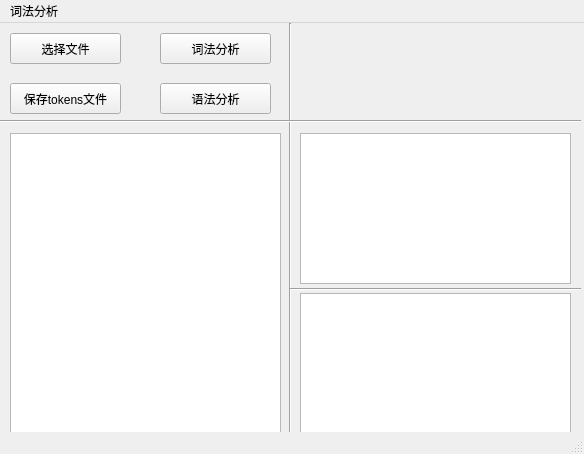
First picture: the form in Project/Gui/wings.ui, repository Miooo00/CompilationPrinciple, before the edit.
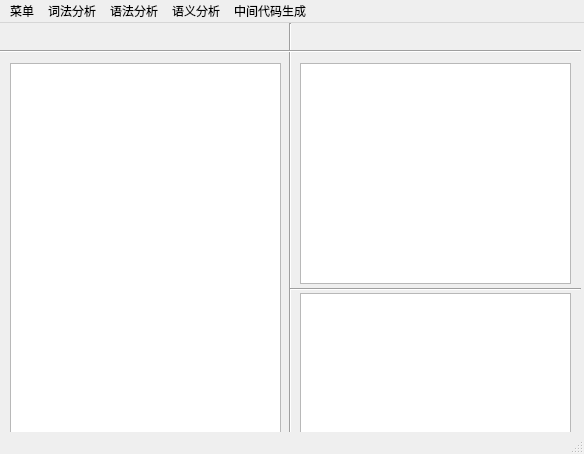
Second picture: the form after the edit.

Patch:
```diff
--- a/Project/Gui/wings.ui
+++ b/Project/Gui/wings.ui
@@ -37,9 +37,9 @@
     <property name="geometry">
      <rect>
       <x>300</x>
-      <y>110</y>
+      <y>40</y>
       <width>271</width>
-      <height>151</height>
+      <height>221</height>
      </rect>
     </property>
     <property name="font">
@@ -55,9 +55,9 @@
     <property name="geometry">
      <rect>
       <x>10</x>
-      <y>110</y>
+      <y>40</y>
       <width>271</width>
-      <height>301</height>
+      <height>371</height>
      </rect>
     </property>
     <property name="font">
@@ -76,7 +76,7 @@
     <property name="geometry">
      <rect>
       <x>0</x>
-      <y>90</y>
+      <y>20</y>
       <width>581</width>
       <height>16</height>
      </rect>
@@ -93,45 +93,6 @@
      <enum>Qt::Horizontal</enum>
     </property>
    </widget>
-   <widget class="QPushButton" name="lib1_selbt">
-    <property name="geometry">
-     <rect>
-      <x>10</x>
-      <y>10</y>
-      <width>111</width>
-      <height>31</height>
-     </rect>
-    </property>
-    <property name="text">
-     <string>选择文件</string>
-    </property>
-   </widget>
-   <widget class="QPushButton" name="lib1_svbt">
-    <property name="geometry">
-     <rect>
-      <x>10</x>
-      <y>60</y>
-      <width>111</width>
-      <height>31</height>
-     </rect>
-    </property>
-    <property name="text">
-     <string>保存tokens文件</string>
-    </property>
-   </widget>
-   <widget class="QPushButton" name="lib1_exebt">
-    <property name="geometry">
-     <rect>
-      <x>160</x>
-      <y>10</y>
-      <width>111</width>
-      <height>31</height>
-     </rect>
-    </property>
-    <property name="text">
-     <string>词法分析</string>
-    </property>
-   </widget>
    <widget class="QPlainTextEdit" name="lib1_des_text2">
     <property name="geometry">
      <rect>
@@ -166,19 +127,6 @@
      <enum>Qt::Horizontal</enum>
     </property>
    </widget>
-   <widget class="QPushButton" name="lib1_exebt1">
-    <property name="geometry">
-     <rect>
-      <x>160</x>
-      <y>60</y>
-      <width>111</width>
-      <height>31</height>
-     </rect>
-    </property>
-    <property name="text">
-     <string>语法分析</string>
-    </property>
-   </widget>
   </widget>
   <widget class="QMenuBar" name="menubar">
    <property name="geometry">
@@ -196,7 +144,34 @@
     <addaction name="action"/>
     <addaction name="action_2"/>
    </widget>
+   <widget class="QMenu" name="menu_2">
+    <property name="title">
+     <string>语法分析</string>
+    </property>
+    <addaction name="action_run2"/>
+   </widget>
+   <widget class="QMenu" name="menu_3">
+    <property name="title">
+     <string>语义分析</string>
+    </property>
+   </widget>
+   <widget class="QMenu" name="menu_4">
+    <property name="title">
+     <string>中间代码生成</string>
+    </property>
+   </widget>
+   <widget class="QMenu" name="menu_5">
+    <property name="title">
+     <string>菜单</string>
+    </property>
+    <addaction name="action_open"/>
+    <addaction name="action_save"/>
+   </widget>
+   <addaction name="menu_5"/>
    <addaction name="menu"/>
+   <addaction name="menu_2"/>
+   <addaction name="menu_3"/>
+   <addaction name="menu_4"/>
   </widget>
   <widget class="QStatusBar" name="statusbar"/>
   <action name="action">
```
Left out of the diff: 23 changed lines with no effect on the pictures.
